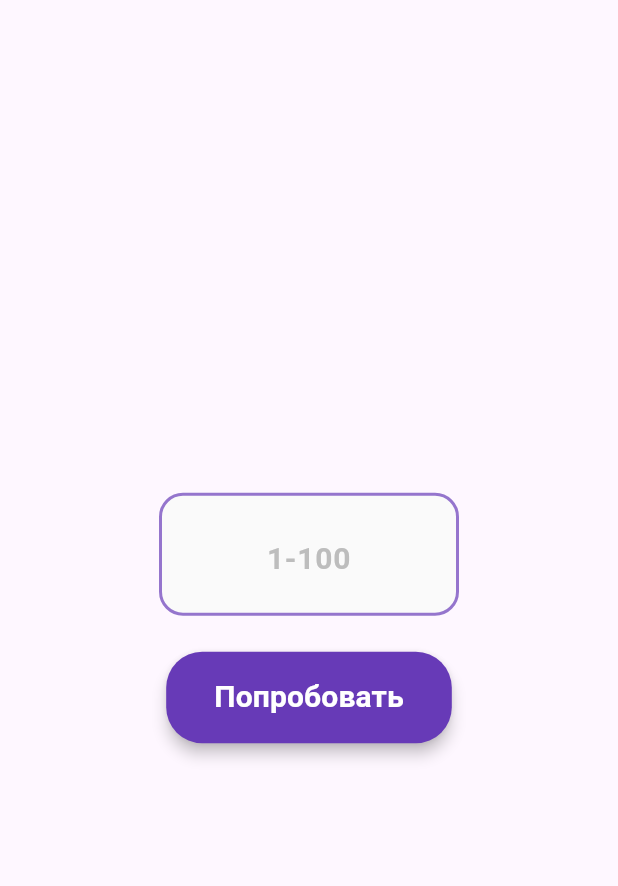
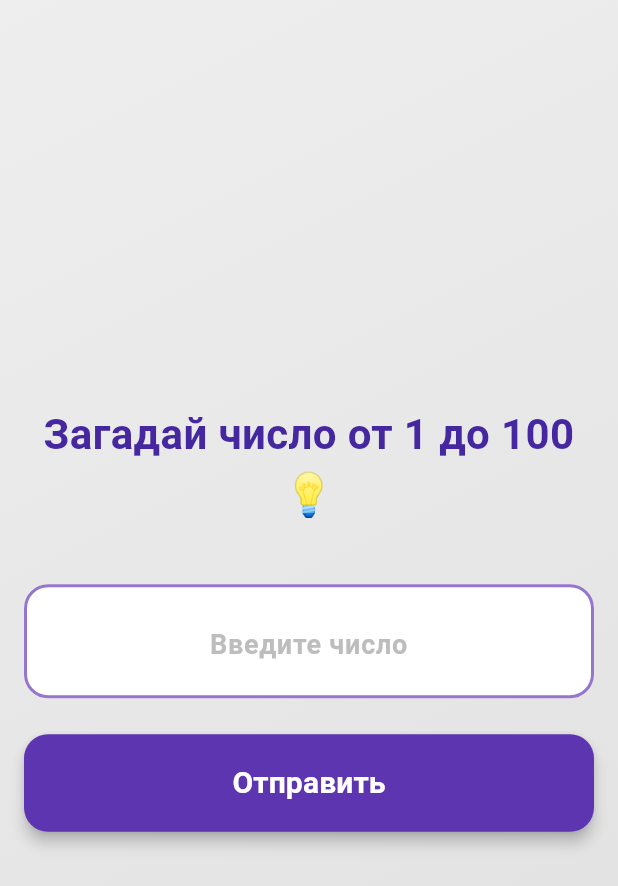
Before and after one commit to Pavel1970-code/try_game_flutter, a Flutter app: the screen it shows after launch, on a phone screen of 412 x 824 dp. Shown: the top 886 px of the screen. Run offline on Flutter 3.47's test engine with Material 3 defaults, Android fonts, the phone set to English and light mode, and no system bars; missing offline and left inert: dart:html.

Commit message:
Implement mobile-first game UI and final contact screen

```diff
--- a/lib/main.dart
+++ b/lib/main.dart
@@ -1,4 +1,5 @@
 import 'dart:math';
+import 'dart:html' as html;
 import 'package:flutter/material.dart';
 import 'package:flutter/services.dart';
 
@@ -132,6 +133,10 @@ class _GameScreenState extends State<GameScreen> {
     _focusNode.requestFocus();
   }
 
+  void _openUrl(String url) {
+    html.window.open(url, '_blank');
+  }
+
   @override
   void dispose() {
     _controller.dispose();
@@ -142,23 +147,81 @@ class _GameScreenState extends State<GameScreen> {
   @override
   Widget build(BuildContext context) {
     return Scaffold(
-      body: Center(
+      body: Container(
+        decoration: BoxDecoration(
+          gradient: LinearGradient(
+            begin: Alignment.topLeft,
+            end: Alignment.bottomRight,
+            colors: [
+              Colors.grey[200]!,
+              Colors.grey[300]!,
+            ],
+          ),
+        ),
+        child: Center(
+          child: Container(
+            constraints: const BoxConstraints(maxWidth: 420),
+            width: double.infinity,
+            margin: const EdgeInsets.symmetric(horizontal: 16, vertical: 24),
             child: SingleChildScrollView(
-          padding: const EdgeInsets.all(24.0),
-          child: Column(
+              child: _gameFinished ? _buildFinalScreen() : _buildGameScreen(),
+            ),
+          ),
+        ),
+      ),
+    );
+  }
+
+  Widget _buildGameScreen() {
+    return Column(
       mainAxisAlignment: MainAxisAlignment.center,
       children: [
-              // Result and message displayed above input
+        const SizedBox(height: 40),
+        // Header text
+        Text(
+          'Загадай число от 1 до 100 💡',
+          style: TextStyle(
+            fontSize: 28,
+            fontWeight: FontWeight.bold,
+            color: Colors.deepPurple[800],
+          ),
+          textAlign: TextAlign.center,
+        ),
+        const SizedBox(height: 40),
+
+        // Result block
         if (_hasResult) ...[
+          Container(
+            padding: const EdgeInsets.all(24),
+            decoration: BoxDecoration(
+              gradient: LinearGradient(
+                begin: Alignment.topLeft,
+                end: Alignment.bottomRight,
+                colors: [
+                  Colors.deepPurple[50]!,
+                  Colors.deepPurple[100]!,
+                ],
+              ),
+              borderRadius: BorderRadius.circular(24),
+              boxShadow: [
+                BoxShadow(
+                  color: Colors.deepPurple.withOpacity(0.2),
+                  blurRadius: 12,
+                  offset: const Offset(0, 4),
+                ),
+              ],
+            ),
+            child: Column(
+              children: [
                 AnimatedSwitcher(
                   duration: const Duration(milliseconds: 300),
                   child: Text(
                     '$_result',
                     key: ValueKey(_result),
-                    style: const TextStyle(
-                      fontSize: 64,
+                    style: TextStyle(
+                      fontSize: 72,
                       fontWeight: FontWeight.bold,
-                      color: Colors.deepPurple,
+                      color: Colors.deepPurple[800],
                     ),
                   ),
                 ),
@@ -168,21 +231,23 @@ class _GameScreenState extends State<GameScreen> {
                   child: Text(
                     _message ?? '',
                     key: ValueKey(_message),
-                    style: const TextStyle(
-                      fontSize: 24,
+                    style: TextStyle(
+                      fontSize: 20,
                       fontWeight: FontWeight.w600,
-                      color: Colors.deepOrange,
+                      color: Colors.deepOrange[700],
                     ),
                     textAlign: TextAlign.center,
+                  ),
+                ),
+              ],
             ),
           ),
           const SizedBox(height: 32),
         ],
 
         // Input field
-              if (!_gameFinished) ...[
         SizedBox(
-                  width: 200,
+          width: double.infinity,
           child: TextField(
             controller: _controller,
             focusNode: _focusNode,
@@ -193,19 +258,19 @@ class _GameScreenState extends State<GameScreen> {
             ],
             textAlign: TextAlign.center,
             style: const TextStyle(
-                      fontSize: 28,
+              fontSize: 24,
               fontWeight: FontWeight.bold,
             ),
             decoration: InputDecoration(
-                      hintText: '1-100',
+              hintText: 'Введите число',
               hintStyle: TextStyle(
                 color: Colors.grey[400],
-                        fontSize: 20,
+                fontSize: 18,
               ),
               border: OutlineInputBorder(
                 borderRadius: BorderRadius.circular(16),
-                        borderSide: const BorderSide(
-                          color: Colors.deepPurple,
+                borderSide: BorderSide(
+                  color: Colors.deepPurple[300]!,
                   width: 2,
                 ),
               ),
@@ -218,13 +283,13 @@ class _GameScreenState extends State<GameScreen> {
               ),
               focusedBorder: OutlineInputBorder(
                 borderRadius: BorderRadius.circular(16),
-                        borderSide: const BorderSide(
-                          color: Colors.deepPurple,
+                borderSide: BorderSide(
+                  color: Colors.deepPurple[800]!,
                   width: 3,
                 ),
               ),
               filled: true,
-                      fillColor: Colors.grey[50],
+              fillColor: Colors.white,
               contentPadding: const EdgeInsets.symmetric(
                 horizontal: 16,
                 vertical: 20,
@@ -234,48 +299,205 @@ class _GameScreenState extends State<GameScreen> {
           ),
         ),
         const SizedBox(height: 24),
-              ],
 
-              // Action buttons
-              if (!_gameFinished) ...[
-                ElevatedButton(
+        // Action button
+        SizedBox(
+          width: double.infinity,
+          child: ElevatedButton(
             onPressed: _hasResult ? _resetGame : _processInput,
             style: ElevatedButton.styleFrom(
-                    backgroundColor: Colors.deepPurple,
+              backgroundColor: Colors.deepPurple[600],
               foregroundColor: Colors.white,
-                    padding: const EdgeInsets.symmetric(
-                      horizontal: 32,
-                      vertical: 16,
-                    ),
+              padding: const EdgeInsets.symmetric(vertical: 18),
               shape: RoundedRectangleBorder(
-                      borderRadius: BorderRadius.circular(24),
+                borderRadius: BorderRadius.circular(16),
               ),
               elevation: 4,
             ),
             child: Text(
-                    _hasResult ? 'Давай ещё!' : 'Попробовать',
+              _hasResult ? 'Давай ещё!' : 'Отправить',
               style: const TextStyle(
                 fontSize: 20,
                 fontWeight: FontWeight.bold,
               ),
             ),
           ),
+        ),
+        const SizedBox(height: 40),
       ],
+    );
+  }
 
-              if (_gameFinished) ...[
+  Widget _buildFinalScreen() {
+    return Column(
+      mainAxisAlignment: MainAxisAlignment.center,
+      children: [
+        const SizedBox(height: 40),
+        // Large result
+        Text(
+          '101',
+          style: TextStyle(
+            fontSize: 96,
+            fontWeight: FontWeight.bold,
+            color: Colors.deepPurple[800],
+          ),
+        ),
+        const SizedBox(height: 24),
+
+        // Final message
+        Text(
+          'Я выиграл! Моя игра, мои правила! Гуляй, Вася. 😜',
+          style: TextStyle(
+            fontSize: 22,
+            fontWeight: FontWeight.w600,
+            color: Colors.deepOrange[700],
+          ),
+          textAlign: TextAlign.center,
+        ),
+        const SizedBox(height: 40),
+
+        // Divider
+        Divider(
+          color: Colors.grey[400],
+          thickness: 1,
+          height: 32,
+        ),
+        const SizedBox(height: 32),
+
+        // Story block
+        Text(
+          'Кстати…',
+          style: TextStyle(
+            fontSize: 24,
+            fontWeight: FontWeight.bold,
+            color: Colors.deepPurple[800],
+          ),
+          textAlign: TextAlign.center,
+        ),
         const SizedBox(height: 16),
         Text(
-                  'Игра окончена!',
+          'Эту игру я придумал в 1986 году\n'
+          'на уроке информатики.\n'
+          'Написал на BASIC.\n\n'
+          'Учитель сыграл, смеялся,\n'
+          'поставил мне 5 за урок, четверть и год\n'
+          'и сказал больше не приходить,\n'
+          'чтобы я не занимал компьютер.',
+          style: TextStyle(
+            fontSize: 16,
+            height: 1.6,
+            color: Colors.grey[800],
+          ),
+          textAlign: TextAlign.center,
+        ),
+        const SizedBox(height: 40),
+
+        // Call to action
+        Text(
+          'Если вам зашло — вы можете:',
           style: TextStyle(
             fontSize: 18,
+            fontWeight: FontWeight.w600,
+            color: Colors.grey[700],
+          ),
+          textAlign: TextAlign.center,
+        ),
+        const SizedBox(height: 24),
+
+        // Contact buttons
+        _buildContactButton(
+          emoji: '☕',
+          title: 'Угостить кофе',
+          subtitle: 'без обязательств',
+          onTap: () => _openUrl('https://buymeacoffee.com/paulgutn'),
+        ),
+        const SizedBox(height: 16),
+
+        _buildContactButton(
+          emoji: '📱',
+          title: 'Сделай мне такое же',
+          subtitle: 'и закажи приложение с таким же характером 😏',
+          onTap: () => _openUrl('https://toprete.com'),
+        ),
+        const SizedBox(height: 16),
+
+        _buildContactButton(
+          emoji: '✈️',
+          title: 'Написать в Telegram',
+          subtitle: '',
+          onTap: () => _openUrl('https://t.me/pliim1970'),
+        ),
+        const SizedBox(height: 16),
+
+        _buildContactButton(
+          emoji: '💬',
+          title: 'Написать в WhatsApp',
+          subtitle: '',
+          onTap: () => _openUrl('https://wa.me/995579182894'),
+        ),
+        const SizedBox(height: 40),
+      ],
+    );
+  }
+
+  Widget _buildContactButton({
+    required String emoji,
+    required String title,
+    required String subtitle,
+    required VoidCallback onTap,
+  }) {
+    return SizedBox(
+      width: double.infinity,
+      child: ElevatedButton(
+        onPressed: onTap,
+        style: ElevatedButton.styleFrom(
+          backgroundColor: Colors.white,
+          foregroundColor: Colors.deepPurple[800],
+          padding: const EdgeInsets.symmetric(vertical: 20, horizontal: 16),
+          shape: RoundedRectangleBorder(
+            borderRadius: BorderRadius.circular(16),
+            side: BorderSide(
+              color: Colors.deepPurple[300]!,
+              width: 2,
+            ),
+          ),
+          elevation: 2,
+        ),
+        child: Row(
+          mainAxisAlignment: MainAxisAlignment.center,
+          children: [
+            Text(
+              emoji,
+              style: const TextStyle(fontSize: 24),
+            ),
+            const SizedBox(width: 12),
+            Expanded(
+              child: Column(
+                crossAxisAlignment: CrossAxisAlignment.start,
+                mainAxisSize: MainAxisSize.min,
+                children: [
+                  Text(
+                    title,
+                    style: const TextStyle(
+                      fontSize: 18,
+                      fontWeight: FontWeight.bold,
+                    ),
+                  ),
+                  if (subtitle.isNotEmpty) ...[
+                    const SizedBox(height: 4),
+                    Text(
+                      subtitle,
+                      style: TextStyle(
+                        fontSize: 14,
                         color: Colors.grey[600],
-                    fontStyle: FontStyle.italic,
                       ),
                     ),
                   ],
                 ],
               ),
             ),
+          ],
+        ),
       ),
     );
   }
```
Lines whose indentation alone changed are shown as unchanged.
